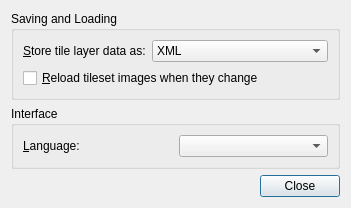
Above: src/preferencesdialog.ui from mapeditor/tiled before the change. Below: the same form after it.
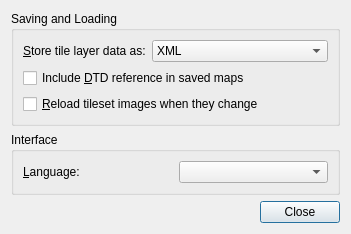
That is the form after the change.

Commit message:
Made writing out a DTD reference optional and disabled it by default
Apparently the reference makes the XNA XML parser crash. Since it also
requires special handling in Java, it is now disabled by default.

In response to merge request 1739 by Agent MOO.

Diff of the .ui file:
```diff
--- a/src/preferencesdialog.ui
+++ b/src/preferencesdialog.ui
@@ -7,7 +7,7 @@
     <x>0</x>
     <y>0</y>
     <width>366</width>
-    <height>212</height>
+    <height>237</height>
    </rect>
   </property>
   <property name="windowTitle">
@@ -57,13 +57,23 @@
         </item>
        </widget>
       </item>
-      <item row="1" column="0" colspan="2">
+      <item row="2" column="0" colspan="2">
        <widget class="QCheckBox" name="reloadTilesetImages">
         <property name="text">
          <string>&amp;Reload tileset images when they change</string>
         </property>
        </widget>
       </item>
+      <item row="1" column="0" colspan="2">
+       <widget class="QCheckBox" name="enableDtd">
+        <property name="toolTip">
+         <string>Not enabled by default since a reference to an external DTD is known to cause problems with some XML parsers.</string>
+        </property>
+        <property name="text">
+         <string>Include &amp;DTD reference in saved maps</string>
+        </property>
+       </widget>
+      </item>
      </layout>
     </widget>
    </item>
```
The commit also changes 6 other files.
